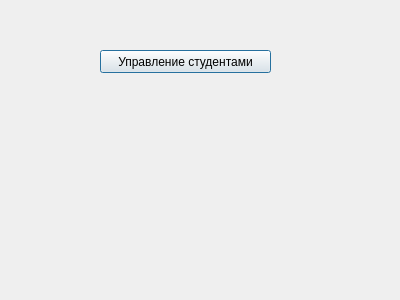
First picture: the form in gui_client/teacherwindow.ui, repository turok-m-a/tester-server, before the edit.
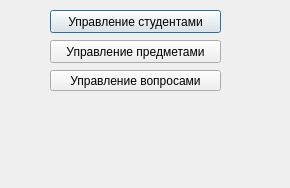
Second picture: the form after the edit.

What changed in the file:
```diff
--- a/gui_client/teacherwindow.ui
+++ b/gui_client/teacherwindow.ui
@@ -6,8 +6,8 @@
    <rect>
     <x>0</x>
     <y>0</y>
-    <width>400</width>
-    <height>300</height>
+    <width>290</width>
+    <height>188</height>
    </rect>
   </property>
   <property name="windowTitle">
@@ -16,8 +16,8 @@
   <widget class="QPushButton" name="studControl">
    <property name="geometry">
     <rect>
-     <x>100</x>
-     <y>50</y>
+     <x>50</x>
+     <y>10</y>
      <width>171</width>
      <height>23</height>
     </rect>
@@ -26,6 +26,35 @@
     <string>Управление студентами</string>
    </property>
   </widget>
+  <widget class="QPushButton" name="subjectControl">
+   <property name="geometry">
+    <rect>
+     <x>50</x>
+     <y>40</y>
+     <width>171</width>
+     <height>23</height>
+    </rect>
+   </property>
+   <property name="text">
+    <string>Управление предметами</string>
+   </property>
+  </widget>
+  <widget class="QPushButton" name="pushButton">
+   <property name="geometry">
+    <rect>
+     <x>50</x>
+     <y>70</y>
+     <width>171</width>
+     <height>21</height>
+    </rect>
+   </property>
+   <property name="toolTip">
+    <string>+ выбор вопросов для эзамена</string>
+   </property>
+   <property name="text">
+    <string>Управление вопросами</string>
+   </property>
+  </widget>
  </widget>
  <resources/>
  <connections/>
```
